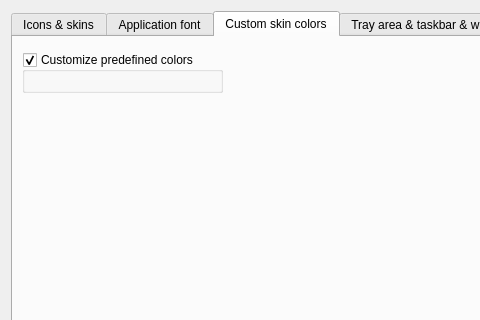
The window that src/librssguard/gui/settings/settingsgui.ui (martinrotter/rssguard) describes before a commit, drawn with Qt 5; both pictures show x 0 to 480 and y 0 to 320 of the 607 by 593 pixel window.
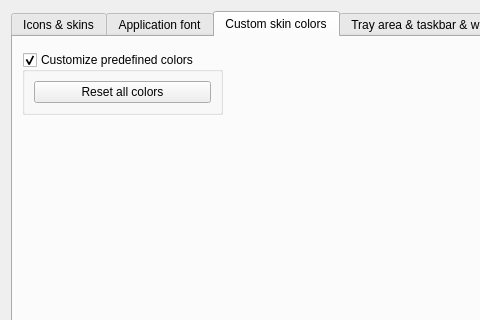
The same window after the commit. The open tabs and pages were chosen to show the change. Custom widgets are drawn as their Qt base class.

Patch:
```diff
--- a/src/librssguard/gui/settings/settingsgui.ui
+++ b/src/librssguard/gui/settings/settingsgui.ui
@@ -179,7 +179,21 @@
          <property name="checkable">
           <bool>true</bool>
          </property>
-         <layout class="QFormLayout" name="m_layoutCustomColors"/>
+         <layout class="QVBoxLayout" name="verticalLayout_11">
+          <item>
+           <widget class="QPushButton" name="m_btnResetAllCustomSkinColors">
+            <property name="toolTip">
+             <string>Reset all custom colors to their values in the current skin</string>
+            </property>
+            <property name="text">
+             <string>Reset all colors</string>
+            </property>
+           </widget>
+          </item>
+          <item>
+           <layout class="QFormLayout" name="m_layoutCustomColors"/>
+          </item>
+         </layout>
         </widget>
        </item>
       </layout>
```
